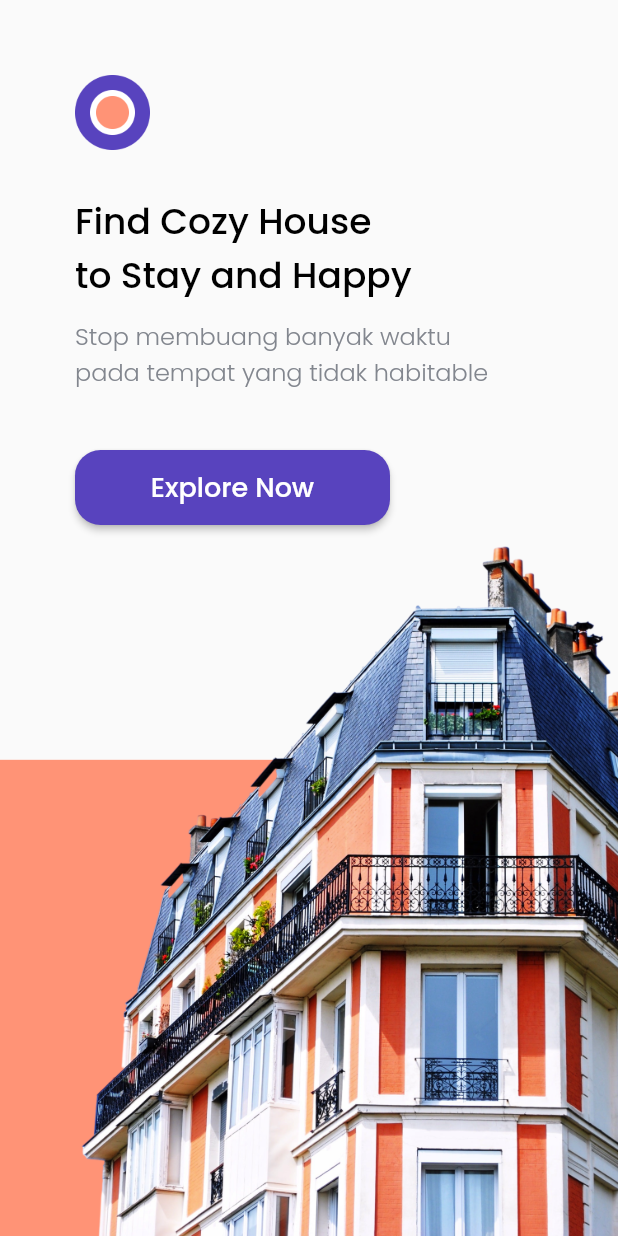
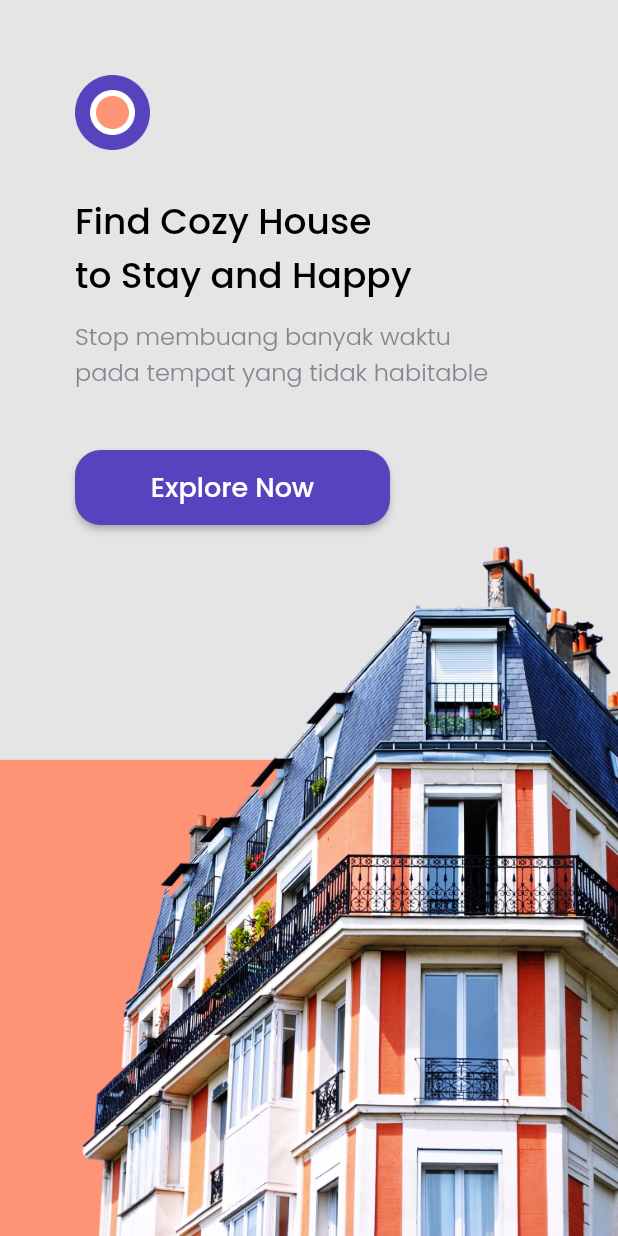
Before and after one commit to zulfiachsans/cari_kos, a Flutter app: the screen it shows after launch, on a phone screen of 412 x 824 dp. Run offline on Flutter 3.47's test engine with Material 2 defaults, Android fonts, the phone set to English and light mode, and no system bars; our stand-ins replace google_fonts.

Commit message:
add background color

```diff
--- a/lib/main.dart
+++ b/lib/main.dart
@@ -9,6 +9,9 @@ class MyApp extends StatelessWidget {
   @override
   Widget build(BuildContext context) {
     return MaterialApp(
+      theme: ThemeData(
+        scaffoldBackgroundColor: Color(0xffE5E5E5),
+      ),
       debugShowCheckedModeBanner: false,
       home: SplashPage(),
     );
```
